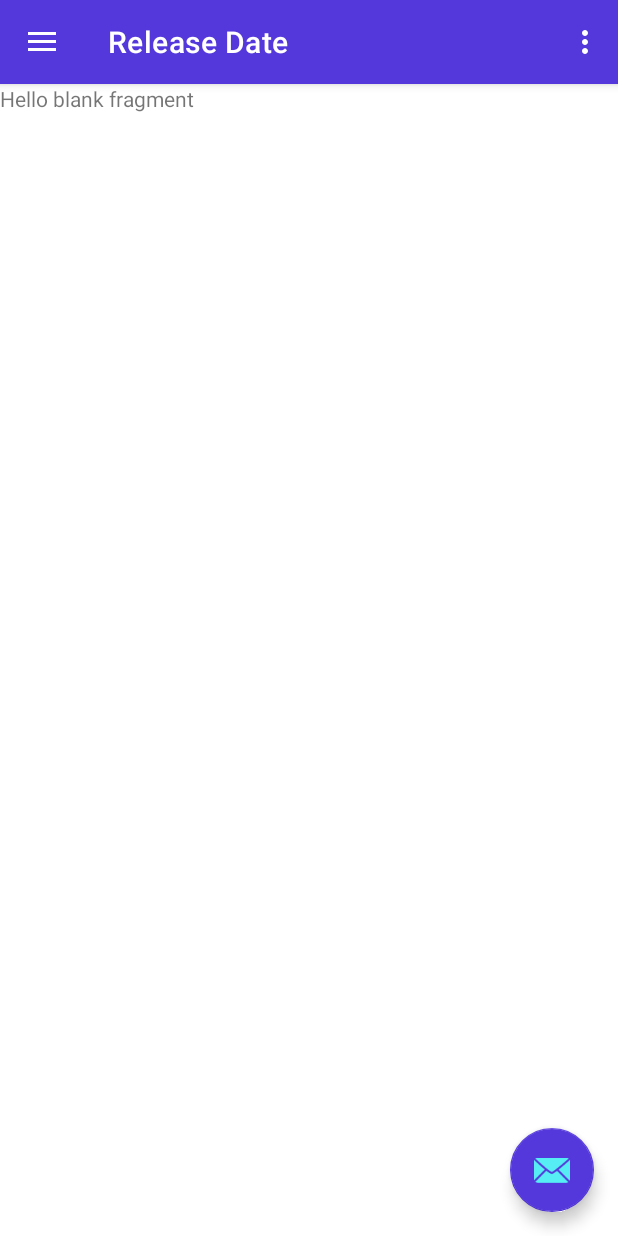
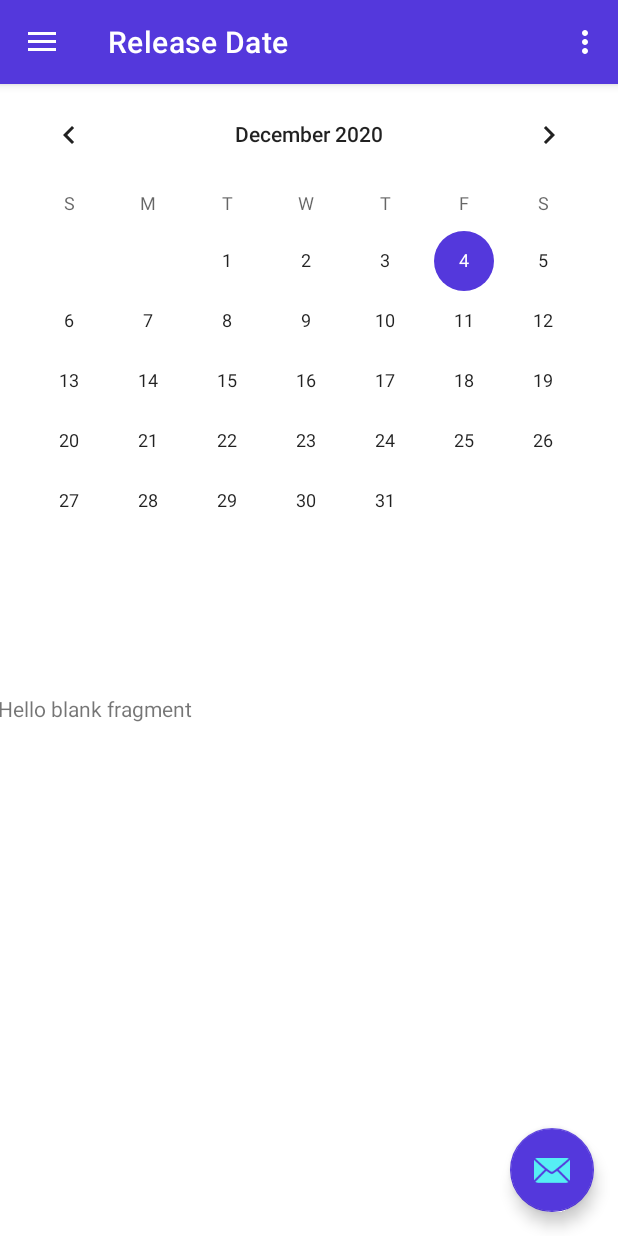
Before and after one commit to dantelenarduzzi/KeepingUp, an Android app: the screen it shows after launch (MainActivity), in the side drawer, after a tap on "Release Date", on a phone screen of 412 x 824 dp. Run offline under Robolectric (Android 15) with nearby library versions, the phone set to English and light mode, and no system bars; our stand-ins replace navigation-ui.

Commit message:
Added calendar view.

```diff
--- a/KeepingUp/app/src/main/res/layout/fragment_release_date.xml
+++ b/KeepingUp/app/src/main/res/layout/fragment_release_date.xml
@@ -1,14 +1,30 @@
 <?xml version="1.0" encoding="utf-8"?>
-<FrameLayout xmlns:android="http://schemas.android.com/apk/res/android"
+<RelativeLayout xmlns:android="http://schemas.android.com/apk/res/android"
     xmlns:tools="http://schemas.android.com/tools"
+    android:id="@+id/calendar"
     android:layout_width="match_parent"
     android:layout_height="match_parent"
+    android:orientation="vertical"
     tools:context=".releaseDate">
 
     <!-- TODO: Update blank fragment layout -->
+
+
     <TextView
+        android:id="@+id/GamesRelease"
         android:layout_width="match_parent"
-        android:layout_height="match_parent"
+        android:layout_height="369dp"
+        android:layout_alignParentStart="true"
+        android:layout_alignParentEnd="true"
+        android:layout_alignParentBottom="true"
+        android:layout_centerHorizontal="true"
+        android:layout_marginStart="-1dp"
+        android:layout_marginEnd="0dp"
+        android:layout_marginBottom="-8dp"
         android:text="@string/hello_blank_fragment" />
 
-</FrameLayout>
+    <CalendarView
+        android:id="@+id/calendarView"
+        android:layout_width="match_parent"
+        android:layout_height="368dp" />
+</RelativeLayout>
```
Also changed, not shown: KeepingUp/app/src/main/java/com/example/keepingup/MainActivity.java (+10 -1 lines).
